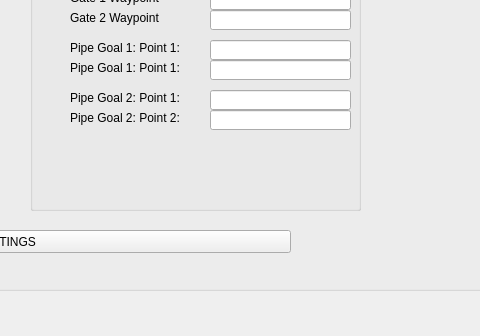
Before: the Qt Designer form Hanse/TaskPipeFollowing/taskpipefollowingform.ui in iti-luebeck/HANSE2011, drawn with Qt 5; both pictures show x 360 to 840 and y 160 to 496 of the 1072 by 496 pixel window.
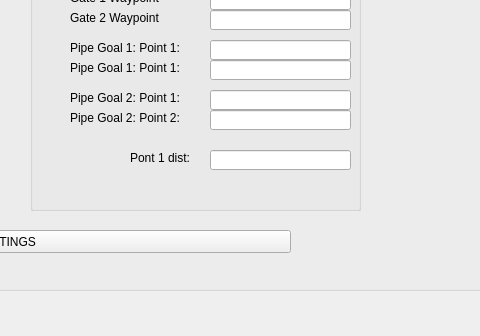
After: the same form once the commit is applied.

What changed in the file:
```diff
--- a/Hanse/TaskPipeFollowing/taskpipefollowingform.ui
+++ b/Hanse/TaskPipeFollowing/taskpipefollowingform.ui
@@ -328,6 +328,29 @@
       <string>Pipe Start Waypoint:</string>
      </property>
     </widget>
+    <widget class="QLabel" name="label_3">
+     <property name="geometry">
+      <rect>
+       <x>100</x>
+       <y>260</y>
+       <width>61</width>
+       <height>16</height>
+      </rect>
+     </property>
+     <property name="text">
+      <string>Pont 1 dist:</string>
+     </property>
+    </widget>
+    <widget class="QLineEdit" name="distInput">
+     <property name="geometry">
+      <rect>
+       <x>180</x>
+       <y>260</y>
+       <width>141</width>
+       <height>20</height>
+      </rect>
+     </property>
+    </widget>
    </widget>
    <widget class="QGroupBox" name="groupBox_4">
     <property name="geometry">
```
